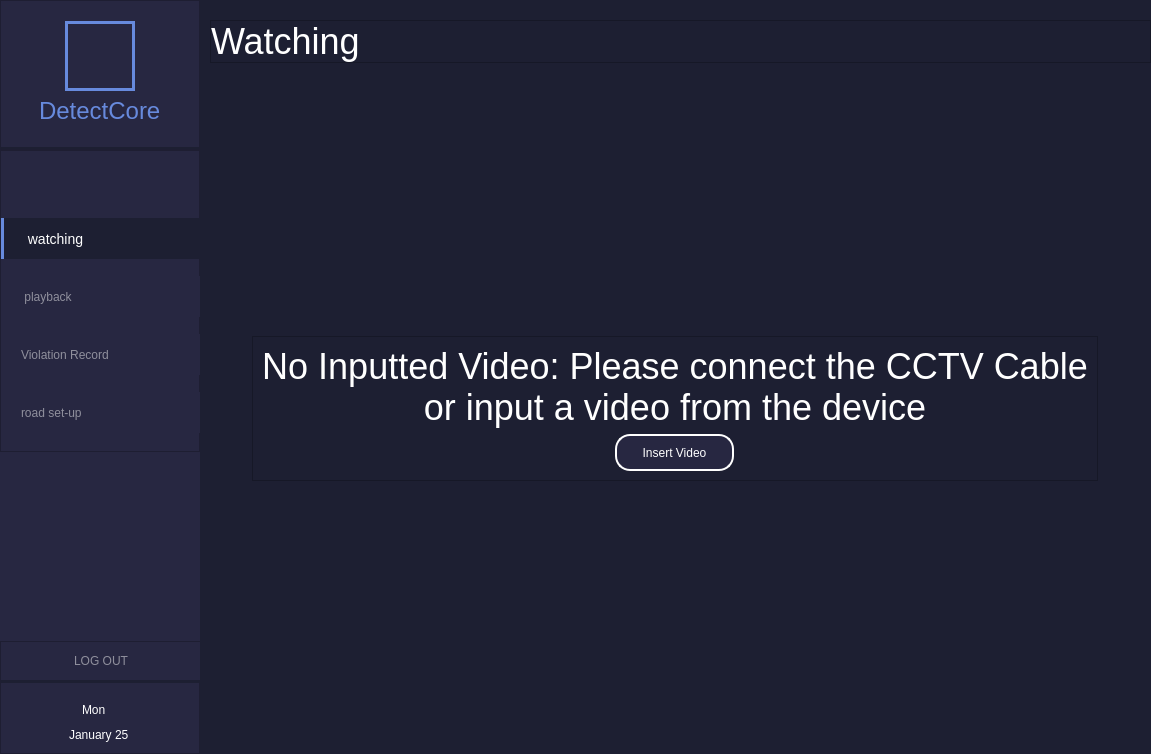
Old version of the form Client/frontEndUi.ui in the repository lordsiinbal/Thesis101.
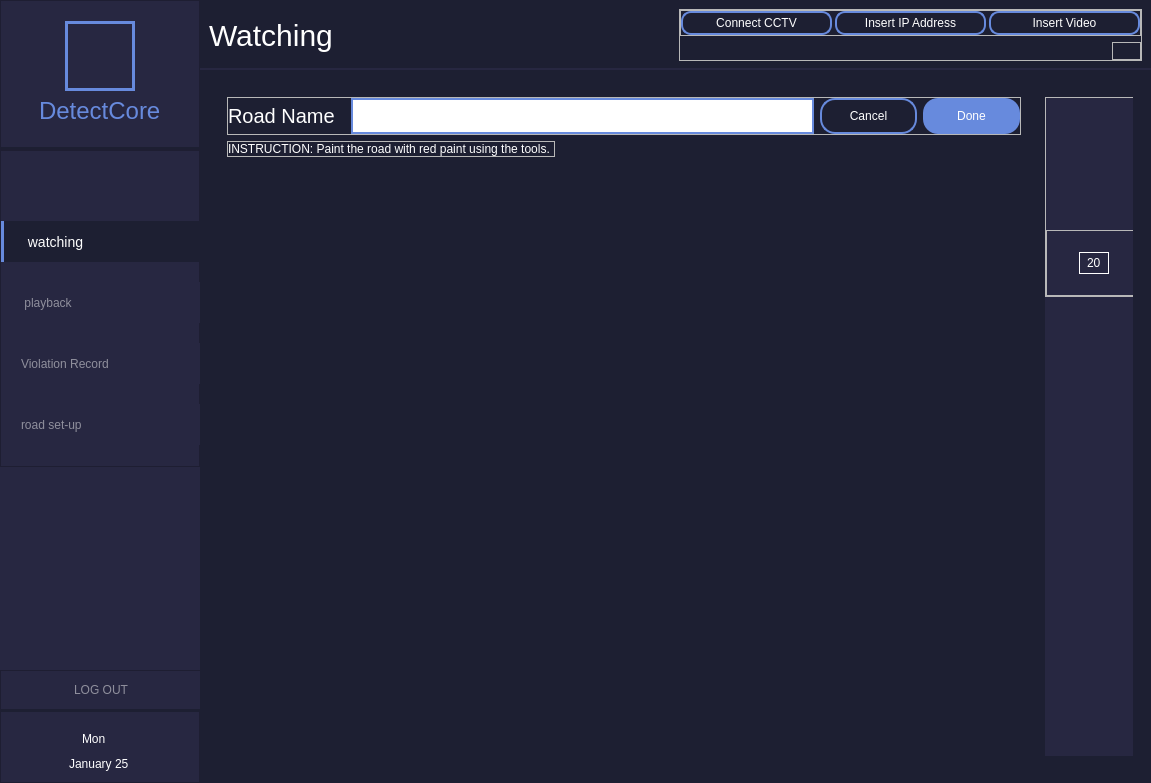
New version of the form. The open tabs and pages were chosen to show the change. Icons and pictures are not drawn.

Commit message: merge files with origin/master - merged road paint ROI

```diff
--- a/Client/frontEndUi.ui
+++ b/Client/frontEndUi.ui
@@ -7,9 +7,15 @@
     <x>0</x>
     <y>0</y>
     <width>1151</width>
-    <height>754</height>
+    <height>783</height>
    </rect>
   </property>
+  <property name="minimumSize">
+   <size>
+    <width>0</width>
+    <height>783</height>
+   </size>
+  </property>
   <property name="windowTitle">
    <string>MainWindow</string>
   </property>
@@ -21,7 +27,9 @@
     </size>
    </property>
    <property name="styleSheet">
-    <string notr="true">background-color:#1D1F32;
+    <string notr="true">#mainWindow,#watchingPage,#playbackPage,#roadSetupPage{
+background-color:#1D1F32;
+}
 </string>
    </property>
    <layout class="QHBoxLayout" name="horizontalLayout">
@@ -512,38 +520,29 @@
           </size>
          </property>
          <property name="styleSheet">
-          <string notr="true">QFrame{
+          <string notr="true">
+#topArea{
 color:white;
 font-size:36px;
 border-bottom:2px solid #272741;
 }
-QLabel{
-border:none;
-}</string>
+#label{
+font-size:30px;
+color:white;
+}
+</string>
          </property>
-         <layout class="QVBoxLayout" name="verticalLayout_7">
-          <property name="spacing">
-           <number>0</number>
-          </property>
-          <property name="leftMargin">
-           <number>10</number>
-          </property>
-          <property name="topMargin">
-           <number>20</number>
-          </property>
-          <property name="rightMargin">
-           <number>0</number>
-          </property>
-          <property name="bottomMargin">
-           <number>0</number>
-          </property>
+         <layout class="QHBoxLayout" name="horizontalLayout_6">
           <item>
            <widget class="QFrame" name="labelWatch">
             <property name="frameShape">
-             <enum>QFrame::StyledPanel</enum>
+             <enum>QFrame::NoFrame</enum>
             </property>
             <property name="frameShadow">
-             <enum>QFrame::Raised</enum>
+             <enum>QFrame::Sunken</enum>
+            </property>
+            <property name="lineWidth">
+             <number>0</number>
             </property>
             <layout class="QVBoxLayout" name="verticalLayout_8">
              <property name="leftMargin">
@@ -558,7 +557,7 @@
              <property name="bottomMargin">
               <number>0</number>
              </property>
-             <item>
+             <item alignment="Qt::AlignLeft">
               <widget class="QLabel" name="label">
                <property name="text">
                 <string>Watching</string>
@@ -568,6 +567,171 @@
             </layout>
            </widget>
           </item>
+          <item>
+           <widget class="QFrame" name="topInfo">
+            <property name="frameShape">
+             <enum>QFrame::StyledPanel</enum>
+            </property>
+            <property name="frameShadow">
+             <enum>QFrame::Raised</enum>
+            </property>
+            <layout class="QVBoxLayout" name="verticalLayout_25">
+             <property name="leftMargin">
+              <number>0</number>
+             </property>
+             <property name="topMargin">
+              <number>0</number>
+             </property>
+             <property name="rightMargin">
+              <number>0</number>
+             </property>
+             <property name="bottomMargin">
+              <number>0</number>
+             </property>
+             <item>
+              <widget class="QFrame" name="buttonTop">
+               <property name="styleSheet">
+                <string notr="true">QPushButton{
+border:2px solid #678ADD;
+border-radius:10px;
+color:white;
+font-size:12px;
+}</string>
+               </property>
+               <property name="frameShape">
+                <enum>QFrame::StyledPanel</enum>
+               </property>
+               <property name="frameShadow">
+                <enum>QFrame::Raised</enum>
+               </property>
+               <layout class="QHBoxLayout" name="horizontalLayout_12">
+                <property name="spacing">
+                 <number>3</number>
+                </property>
+                <property name="leftMargin">
+                 <number>0</number>
+                </property>
+                <property name="topMargin">
+                 <number>0</number>
+                </property>
+                <property name="rightMargin">
+                 <number>0</number>
+                </property>
+                <property name="bottomMargin">
+                 <number>0</number>
+                </property>
+                <item>
+                 <widget class="QPushButton" name="btnT_cctv">
+                  <property name="minimumSize">
+                   <size>
+                    <width>0</width>
+                    <height>24</height>
+                   </size>
+                  </property>
+                  <property name="cursor">
+                   <cursorShape>PointingHandCursor</cursorShape>
+                  </property>
+                  <property name="text">
+                   <string>Connect CCTV</string>
+                  </property>
+                 </widget>
+                </item>
+                <item>
+                 <widget class="QPushButton" name="btnT_ipAdd">
+                  <property name="minimumSize">
+                   <size>
+                    <width>0</width>
+                    <height>24</height>
+                   </size>
+                  </property>
+                  <property name="cursor">
+                   <cursorShape>PointingHandCursor</cursorShape>
+                  </property>
+                  <property name="text">
+                   <string>Insert IP Address</string>
+                  </property>
+                 </widget>
+                </item>
+                <item>
+                 <widget class="QPushButton" name="btnT_insertVideo">
+                  <property name="minimumSize">
+                   <size>
+                    <width>0</width>
+                    <height>24</height>
+                   </size>
+                  </property>
+                  <property name="cursor">
+                   <cursorShape>PointingHandCursor</cursorShape>
+                  </property>
+                  <property name="text">
+                   <string>Insert Video</string>
+                  </property>
+                 </widget>
+                </item>
+               </layout>
+              </widget>
+             </item>
+             <item alignment="Qt::AlignRight">
+              <widget class="QFrame" name="insertedFile">
+               <property name="styleSheet">
+                <string notr="true">#Selected{
+color:white;
+font-size:14px;
+font-weight:bold;
+}
+#File{
+font-size:14px;
+color:#678ADD;
+}</string>
+               </property>
+               <property name="frameShape">
+                <enum>QFrame::StyledPanel</enum>
+               </property>
+               <property name="frameShadow">
+                <enum>QFrame::Raised</enum>
+               </property>
+               <layout class="QHBoxLayout" name="horizontalLayout_13">
+                <property name="spacing">
+                 <number>10</number>
+                </property>
+                <property name="leftMargin">
+                 <number>0</number>
+                </property>
+                <property name="topMargin">
+                 <number>0</number>
+                </property>
+                <property name="rightMargin">
+                 <number>0</number>
+                </property>
+                <property name="bottomMargin">
+                 <number>0</number>
+                </property>
+                <item>
+                 <widget class="QLabel" name="Selected">
+                  <property name="text">
+                   <string/>
+                  </property>
+                  <property name="alignment">
+                   <set>Qt::AlignRight|Qt::AlignTrailing|Qt::AlignVCenter</set>
+                  </property>
+                 </widget>
+                </item>
+                <item>
+                 <widget class="QLabel" name="File">
+                  <property name="text">
+                   <string/>
+                  </property>
+                  <property name="alignment">
+                   <set>Qt::AlignRight|Qt::AlignTrailing|Qt::AlignVCenter</set>
+                  </property>
+                 </widget>
+                </item>
+               </layout>
+              </widget>
+             </item>
+            </layout>
+           </widget>
+          </item>
          </layout>
         </widget>
        </item>
@@ -655,7 +819,7 @@
                        </size>
                       </property>
                       <property name="text">
-                       <string>No Inputted Video: Please connect the CCTV Cable or input a video from the device</string>
+                       <string>No Inputted Video: Please connect the CCTV Cable, insert an IP Address or input a video from the device</string>
                       </property>
                       <property name="textFormat">
                        <enum>Qt::AutoText</enum>
@@ -671,13 +835,17 @@
                       </property>
                      </widget>
                     </item>
-                    <item alignment="Qt::AlignHCenter">
-                     <widget class="QPushButton" name="btnAddVideo">
-                      <property name="minimumSize">
-                       <size>
-                        <width>119</width>
-                        <height>37</height>
-                       </size>
+                    <item>
+                     <widget class="QFrame" name="frameButtons_2">
+                      <property name="styleSheet">
+                       <string notr="true">QPushButton{
+color:white;
+border:1px solid white;
+font-size:14px;
+border-radius:15px;
+background-color:#272741;
+
+}</string>
                       </property>
                       <property name="baseSize">
                        <size>
@@ -688,12 +856,74 @@
                       <property name="cursor">
                        <cursorShape>PointingHandCursor</cursorShape>
                       </property>
-                      <property name="text">
-                       <string>Insert Video</string>
-                      </property>
-                      <property name="checkable">
-                       <bool>false</bool>
-                      </property>
+                      <layout class="QHBoxLayout" name="horizontalLayout_7">
+                       <item>
+                        <widget class="QPushButton" name="btnCctv">
+                         <property name="minimumSize">
+                          <size>
+                           <width>119</width>
+                           <height>37</height>
+                          </size>
+                         </property>
+                         <property name="maximumSize">
+                          <size>
+                           <width>119</width>
+                           <height>37</height>
+                          </size>
+                         </property>
+                         <property name="cursor">
+                          <cursorShape>PointingHandCursor</cursorShape>
+                         </property>
+                         <property name="text">
+                          <string>Connect CCTV</string>
+                         </property>
+                        </widget>
+                       </item>
+                       <item>
+                        <widget class="QPushButton" name="btnIpAdd">
+                         <property name="minimumSize">
+                          <size>
+                           <width>119</width>
+                           <height>27</height>
+                          </size>
+                         </property>
+                         <property name="maximumSize">
+                          <size>
+                           <width>119</width>
+                           <height>37</height>
+                          </size>
+                         </property>
+                         <property name="cursor">
+                          <cursorShape>PointingHandCursor</cursorShape>
+                         </property>
+                         <property name="text">
+                          <string>Insert IP Address</string>
+                         </property>
+                        </widget>
+                       </item>
+                       <item>
+                        <widget class="QPushButton" name="btnAddVideo">
+                         <property name="minimumSize">
+                          <size>
+                           <width>119</width>
+                           <height>37</height>
+                          </size>
+                         </property>
+                         <property name="maximumSize">
+                          <size>
+                           <width>119</width>
+                           <height>37</height>
+                          </size>
+                         </property>
+                         <property name="cursor">
+                          <cursorShape>PointingHandCursor</cursorShape>
+                         </property>
+                         <property name="text">
+                          <string>Insert Video</string>
+                         </property>
+                        </widget>
+                       </item>
+                      </layout>
                      </widget>
                     </item>
                    </layout>
@@ -1064,6 +1294,496 @@
               </item>
              </layout>
             </widget>
+            <widget class="QWidget" name="roadSetupPage">
+             <layout class="QHBoxLayout" name="horizontalLayout_8">
+              <item>
+               <widget class="QWidget" name="widget" native="true">
+                <property name="styleSheet">
+                 <string notr="true"/>
+                </property>
+                <layout class="QVBoxLayout" name="verticalLayout_20">
+                 <item>
+                  <widget class="QWidget" name="roadSetUpName" native="true">
+                   <property name="maximumSize">
+                    <size>
+                     <width>16777215</width>
+                     <height>69</height>
+                    </size>
+                   </property>
+                   <property name="styleSheet">
+                    <string notr="true">#roadName{
+color:white;
+font-size:20px;
+}
+#roadNameTextbox{
+border:2px solid #678ADD;
+color:black;
+padding-left:5px;
+}
+#instruction{
+color:white;
+}</string>
+                   </property>
+                   <layout class="QVBoxLayout" name="verticalLayout_21">
+                    <property name="leftMargin">
+                     <number>0</number>
+                    </property>
+                    <property name="topMargin">
+                     <number>0</number>
+                    </property>
+                    <property name="rightMargin">
+                     <number>0</number>
+                    </property>
+                    <property name="bottomMargin">
+                     <number>0</number>
+                    </property>
+                    <item>
+                     <widget class="QFrame" name="frame_2">
+                      <property name="styleSheet">
+                       <string notr="true">#btnCancel_paint{
+border:2px solid #678ADD;
+border-radius:15px;
+color:white;
+}
+#btnDone_paint{
+background-color: #678ADD;
+border-radius:15px;
+color:white;
+}
+</string>
+                      </property>
+                      <property name="frameShape">
+                       <enum>QFrame::StyledPanel</enum>
+                      </property>
+                      <property name="frameShadow">
+                       <enum>QFrame::Raised</enum>
+                      </property>
+                      <layout class="QHBoxLayout" name="horizontalLayout_10">
+                       <property name="leftMargin">
+                        <number>0</number>
+                       </property>
+                       <property name="topMargin">
+                        <number>0</number>
+                       </property>
+                       <property name="rightMargin">
+                        <number>0</number>
+                       </property>
+                       <property name="bottomMargin">
+                        <number>0</number>
+                       </property>
+                       <item>
+                        <widget class="QLabel" name="roadName">
+                         <property name="maximumSize">
+                          <size>
+                           <width>117</width>
+                           <height>16777215</height>
+                          </size>
+                         </property>
+                         <property name="text">
+                          <string>Road Name</string>
+                         </property>
+                        </widget>
+                       </item>
+                       <item>
+                        <widget class="QLineEdit" name="roadNameTextbox">
+                         <property name="sizePolicy">
+                          <sizepolicy hsizetype="Preferred" vsizetype="Preferred">
+                           <horstretch>0</horstretch>
+                           <verstretch>0</verstretch>
+                          </sizepolicy>
+                         </property>
+                         <property name="minimumSize">
+                          <size>
+                           <width>0</width>
+                           <height>0</height>
+                          </size>
+                         </property>
+                        </widget>
+                       </item>
+                       <item>
+                        <widget class="QPushButton" name="btnCancel_paint">
+                         <property name="minimumSize">
+                          <size>
+                           <width>0</width>
+                           <height>36</height>
+                          </size>
+                         </property>
+                         <property name="maximumSize">
+                          <size>
+                           <width>97</width>
+                           <height>16777215</height>
+                          </size>
+                         </property>
+                         <property name="cursor">
+                          <cursorShape>PointingHandCursor</cursorShape>
+                         </property>
+                         <property name="text">
+                          <string>Cancel</string>
+                         </property>
+                        </widget>
+                       </item>
+                       <item>
+                        <widget class="QPushButton" name="btnDone_paint">
+                         <property name="minimumSize">
+                          <size>
+                           <width>0</width>
+                           <height>36</height>
+                          </size>
+                         </property>
+                         <property name="maximumSize">
+                          <size>
+                           <width>97</width>
+                           <height>16777215</height>
+                          </size>
+                         </property>
+                         <property name="cursor">
+                          <cursorShape>PointingHandCursor</cursorShape>
+                         </property>
+                         <property name="text">
+                          <string>Done</string>
+                         </property>
+                        </widget>
+                       </item>
+                      </layout>
+                     </widget>
+                    </item>
+                    <item alignment="Qt::AlignLeft">
+                     <widget class="QFrame" name="frame_3">
+                      <property name="frameShape">
+                       <enum>QFrame::StyledPanel</enum>
+                      </property>
+                      <property name="frameShadow">
+                       <enum>QFrame::Raised</enum>
+                      </property>
+                      <layout class="QVBoxLayout" name="verticalLayout_22">
+                       <property name="leftMargin">
+                        <number>0</number>
+                       </property>
+                       <property name="topMargin">
+                        <number>0</number>
+                       </property>
+                       <property name="rightMargin">
+                        <number>0</number>
+                       </property>
+                       <property name="bottomMargin">
+                        <number>0</number>
+                       </property>
+                       <item>
+                        <widget class="QLabel" name="instruction">
+                         <property name="text">
+                          <string>INSTRUCTION: Paint the road with red paint using the tools. </string>
+                         </property>
+                        </widget>
+                       </item>
+                      </layout>
+                     </widget>
+                    </item>
+                   </layout>
+                  </widget>
+                 </item>
+                 <item>
+                  <widget class="QWidget" name="roadSetUpImage" native="true">
+                   <property name="sizePolicy">
+                    <sizepolicy hsizetype="Expanding" vsizetype="MinimumExpanding">
+                     <horstretch>0</horstretch>
+                     <verstretch>0</verstretch>
+                    </sizepolicy>
+                   </property>
+                  </widget>
+                 </item>
+                </layout>
+               </widget>
+              </item>
+              <item>
+               <widget class="QWidget" name="toolsContainer" native="true">
+                <property name="minimumSize">
+                 <size>
+                  <width>97</width>
+                  <height>0</height>
+                 </size>
+                </property>
+                <property name="maximumSize">
+                 <size>
+                  <width>97</width>
+                  <height>16777215</height>
+                 </size>
+                </property>
+                <property name="styleSheet">
+                 <string notr="true">#tools{
+background-color:#272741;
+}</string>
+                </property>
+                <layout class="QHBoxLayout" name="horizontalLayout_9">
+                 <item>
+                  <widget class="QWidget" name="tools" native="true">
+                   <property name="minimumSize">
+                    <size>
+                     <width>97</width>
+                     <height>0</height>
+                    </size>
+                   </property>
+                   <layout class="QVBoxLayout" name="verticalLayout_24">
+                    <property name="spacing">
+                     <number>0</number>
+                    </property>
+                    <property name="leftMargin">
+                     <number>0</number>
+                    </property>
+                    <property name="topMargin">
+                     <number>0</number>
+                    </property>
+                    <property name="rightMargin">
+                     <number>0</number>
+                    </property>
+                    <property name="bottomMargin">
+                     <number>0</number>
+                    </property>
+                    <item alignment="Qt::AlignTop">
+                     <widget class="QFrame" name="frame_4">
+                      <property name="sizePolicy">
+                       <sizepolicy hsizetype="Expanding" vsizetype="Preferred">
+                        <horstretch>0</horstretch>
+                        <verstretch>0</verstretch>
+                       </sizepolicy>
+                      </property>
+                      <property name="styleSheet">
+                       <string notr="true">QPushButton{
+background-color:none;
+color:white;
+border:none
+}
+QPushButton::clicked{
+background-color : red;
+}
+#sizeLabel{
+background-color: transparent;
+font-size:12px;
+border:1px solid white;
+color:white;
+}</string>
+                      </property>
+                      <property name="frameShape">
+                       <enum>QFrame::StyledPanel</enum>
+                      </property>
+                      <property name="frameShadow">
+                       <enum>QFrame::Raised</enum>
+                      </property>
+                      <layout class="QVBoxLayout" name="verticalLayout_23">
+                       <property name="spacing">
+                        <number>0</number>
+                       </property>
+                       <property name="leftMargin">
+                        <number>0</number>
+                       </property>
+                       <property name="topMargin">
+                        <number>0</number>
+                       </property>
+                       <property name="rightMargin">
+                        <number>0</number>
+                       </property>
+                       <property name="bottomMargin">
+                        <number>0</number>
+                       </property>
+                       <item>
+                        <widget class="QPushButton" name="drawTool">
+                         <property name="sizePolicy">
+                          <sizepolicy hsizetype="Expanding" vsizetype="Expanding">
+                           <horstretch>0</horstretch>
+                           <verstretch>0</verstretch>
+                          </sizepolicy>
+                         </property>
+                         <property name="minimumSize">
+                          <size>
+                           <width>36</width>
+                           <height>66</height>
+                          </size>
+                         </property>
+                         <property name="maximumSize">
+                          <size>
+                           <width>1678977</width>
+                           <height>66</height>
+                          </size>
+                         </property>
+                         <property name="cursor">
+                          <cursorShape>PointingHandCursor</cursorShape>
+                         </property>
+                         <property name="text">
+                          <string/>
+                         </property>
+                         <property name="icon">
+                          <iconset>
+                           <normaloff>icon/iconBrush.svg</normaloff>icon/iconBrush.svg</iconset>
+                         </property>
+                         <property name="iconSize">
+                          <size>
+                           <width>23</width>
+                           <height>22</height>
+                          </size>
+                         </property>
+                        </widget>
+                       </item>
+                       <item>
+                        <widget class="QPushButton" name="eraserTool">
+                         <property name="minimumSize">
+                          <size>
+                           <width>0</width>
+                           <height>66</height>
+                          </size>
+                         </property>
+                         <property name="maximumSize">
+                          <size>
+                           <width>16777215</width>
+                           <height>66</height>
+                          </size>
+                         </property>
+                         <property name="cursor">
+                          <cursorShape>PointingHandCursor</cursorShape>
+                         </property>
+                         <property name="text">
+                          <string/>
+                         </property>
+                         <property name="icon">
+                          <iconset>
+                           <normaloff>icon/iconEraser.png</normaloff>icon/iconEraser.png</iconset>
+                         </property>
+                         <property name="iconSize">
+                          <size>
+                           <width>23</width>
+                           <height>22</height>
+                          </size>
+                         </property>
+                        </widget>
+                       </item>
+                       <item>
+                        <widget class="QFrame" name="frame_5">
+                         <property name="minimumSize">
+                          <size>
+                           <width>0</width>
+                           <height>66</height>
+                          </size>
+                         </property>
+                         <property name="maximumSize">
+                          <size>
+                           <width>16777215</width>
+                           <height>66</height>
+                          </size>
+                         </property>
+                         <property name="frameShape">
+                          <enum>QFrame::StyledPanel</enum>
+                         </property>
+                         <property name="frameShadow">
+                          <enum>QFrame::Raised</enum>
+                         </property>
+                         <layout class="QHBoxLayout" name="horizontalLayout_11">
+                          <property name="spacing">
+                           <number>0</number>
+                          </property>
+                          <property name="leftMargin">
+                           <number>0</number>
+                          </property>
+                          <property name="topMargin">
+                           <number>0</number>
+                          </property>
+                          <property name="rightMargin">
+                           <number>0</number>
+                          </property>
+                          <property name="bottomMargin">
+                           <number>0</number>
+                          </property>
+                          <item alignment="Qt::AlignHCenter">
+                           <widget class="QPushButton" name="addSize">
+                            <property name="minimumSize">
+                             <size>
+                              <width>0</width>
+                              <height>0</height>
+                             </size>
+                            </property>
+                            <property name="cursor">
+                             <cursorShape>PointingHandCursor</cursorShape>
+                            </property>
+                            <property name="text">
+                             <string/>
+                            </property>
+                            <property name="icon">
+                             <iconset>
+                              <normaloff>icon/iconLeft.svg</normaloff>icon/iconLeft.svg</iconset>
+                            </property>
+                            <property name="iconSize">
+                             <size>
+                              <width>14</width>
+                              <height>14</height>
+                             </size>
+                            </property>
+                           </widget>
+                          </item>
+                          <item>
+                           <widget class="QLineEdit" name="sizeLabel">
+                            <property name="minimumSize">
+                             <size>
+                              <width>30</width>
+                              <height>22</height>
+                             </size>
+                            </property>
+                            <property name="maximumSize">
+                             <size>
+                              <width>30</width>
+                              <height>22</height>
+                             </size>
+                            </property>
+                            <property name="text">
+                             <string>20</string>
+                            </property>
+                            <property name="echoMode">
+                             <enum>QLineEdit::Normal</enum>
+                            </property>
+                            <property name="cursorPosition">
+                             <number>2</number>
+                            </property>
+                            <property name="alignment">
+                             <set>Qt::AlignCenter</set>
+                            </property>
+                           </widget>
+                          </item>
+                          <item alignment="Qt::AlignHCenter">
+                           <widget class="QPushButton" name="subSize">
+                            <property name="minimumSize">
+                             <size>
+                              <width>0</width>
+                              <height>0</height>
+                             </size>
+                            </property>
+                            <property name="cursor">
+                             <cursorShape>PointingHandCursor</cursorShape>
+                            </property>
+                            <property name="text">
+                             <string/>
+                            </property>
+                            <property name="icon">
+                             <iconset>
+                              <normaloff>icon/iconRight.svg</normaloff>icon/iconRight.svg</iconset>
+                            </property>
+                            <property name="iconSize">
+                             <size>
+                              <width>14</width>
+                              <height>14</height>
+                             </size>
+                            </property>
+                           </widget>
+                          </item>
+                         </layout>
+                        </widget>
+                       </item>
+                      </layout>
+                     </widget>
+                    </item>
+                   </layout>
+                  </widget>
+                 </item>
+                </layout>
+               </widget>
+              </item>
+             </layout>
+            </widget>
            </widget>
           </item>
          </layout>
```
Left out of the diff: 11 changed lines with no effect on the pictures. The commit also changes 18 other files.
